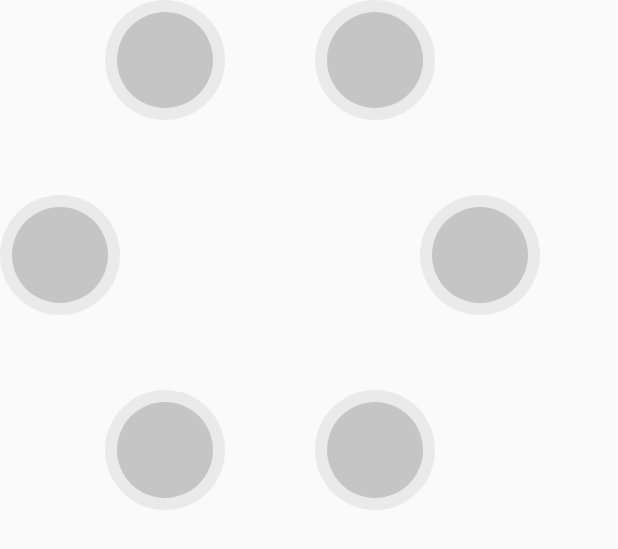
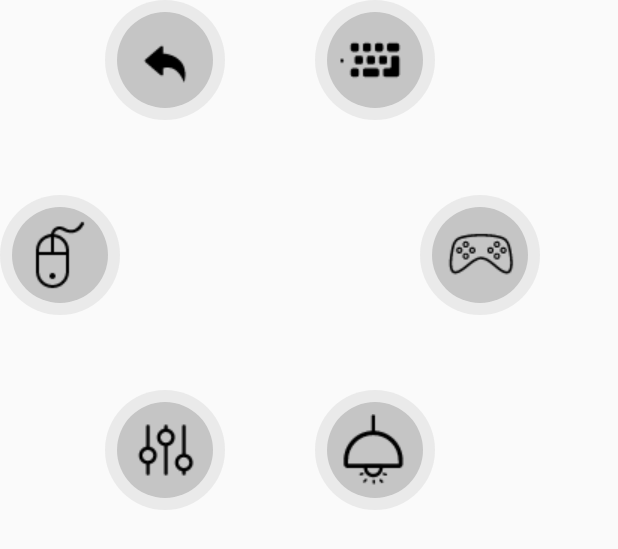
Before and after one commit to Yarten/ManimaniHong, an Android app: the layout six_circles.xml on its own in the app's theme, with its tools: preview values and no code run, on a phone screen of 412 x 824 dp. Shown: the top 549 px of the screen. Run offline under Robolectric (Android 15) with nearby library versions, the phone set to English and light mode, and no system bars.

Commit message:
登录注册+六个圆圈的图标

```diff
--- a/app/src/main/AndroidManifest.xml
+++ b/app/src/main/AndroidManifest.xml
@@ -1,6 +1,7 @@
 <?xml version="1.0" encoding="utf-8"?>
 <manifest xmlns:android="http://schemas.android.com/apk/res/android"
     package="com.yarten.manimanihong">
+
 
     <application
         android:allowBackup="true"
--- a/mainmenu/build.gradle
+++ b/mainmenu/build.gradle
@@ -44,4 +44,5 @@ dependencies {
     implementation project (':utils')
     implementation project (':editor')
     implementation project (':app')
+    implementation project (':database')
 }
--- a/settings.gradle
+++ b/settings.gradle
@@ -1 +1 @@
-include ':app', ':shapebutton', ':utils', ':mainmenu', ':device', ':editor', ':circlepicker', ':circlerefresh', ':doublecursorseekbar', ':airbubble', ':drawer', ':sgbutton', ':singleseekbar', ':database', ':jsonconverter', ':rangebar', ':ucp', ':widget', ':rocker'
+include ':app', ':shapebutton', ':utils', ':mainmenu', ':device', ':editor', ':circlepicker', ':circlerefresh', ':doublecursorseekbar', ':airbubble', ':drawer', ':sgbutton', ':singleseekbar', ':database', ':jsonconverter', ':rangebar', ':ucp', ':widget', ':rocker', ':rangebar'
--- a/shapebutton/src/main/res/layout/six_circles.xml
+++ b/shapebutton/src/main/res/layout/six_circles.xml
@@ -12,6 +12,7 @@
         android:layout_marginEnd="210dp"
         android:layout_marginStart="70dp"
         app:color="#aab3b3b3"
+        app:image="@drawable/return1"
         app:layout_constraintEnd_toEndOf="parent"
         app:layout_constraintStart_toStartOf="parent"
         app:layout_constraintTop_toTopOf="parent"
@@ -24,6 +25,7 @@
         android:layout_marginEnd="70dp"
         android:layout_marginStart="210dp"
         app:color="#aab3b3b3"
+        app:image="@drawable/keyboard"
         app:layout_constraintEnd_toEndOf="parent"
         app:layout_constraintStart_toStartOf="parent"
         app:layout_constraintTop_toTopOf="parent"
@@ -36,6 +38,7 @@
         android:layout_marginBottom="130dp"
         android:layout_marginTop="130dp"
         app:color="#aab3b3b3"
+        app:image="@drawable/mouse"
         app:layout_constraintBottom_toBottomOf="parent"
         app:layout_constraintStart_toStartOf="parent"
         app:layout_constraintTop_toTopOf="parent"
@@ -48,6 +51,7 @@
         android:layout_marginBottom="130dp"
         android:layout_marginTop="130dp"
         app:color="#aab3b3b3"
+        app:image="@drawable/game"
         app:layout_constraintBottom_toBottomOf="parent"
         app:layout_constraintEnd_toEndOf="parent"
         app:layout_constraintTop_toTopOf="parent"
@@ -60,6 +64,7 @@
         android:layout_marginEnd="210dp"
         android:layout_marginStart="70dp"
         app:color="#aab3b3b3"
+        app:image="@drawable/volume"
         app:layout_constraintBottom_toBottomOf="parent"
         app:layout_constraintEnd_toEndOf="parent"
         app:layout_constraintStart_toStartOf="parent"
@@ -72,6 +77,7 @@
         android:layout_marginEnd="70dp"
         android:layout_marginStart="210dp"
         app:color="#aab3b3b3"
+        app:image="@drawable/lamp"
         app:layout_constraintBottom_toBottomOf="parent"
         app:layout_constraintEnd_toEndOf="parent"
         app:layout_constraintStart_toStartOf="parent"
```
Also changed, not shown: mainmenu/src/main/java/com/yarten/mainmenu/LoginActivity.java (+64 -2 lines), shapebutton/src/main/res/drawable/game.png (added), shapebutton/src/main/res/drawable/keyboard.png (added), shapebutton/src/main/res/drawable/lamp.png (added), shapebutton/src/main/res/drawable/mouse.png (added), shapebutton/src/main/res/drawable/return1.png (added), shapebutton/src/main/res/drawable/volume.png (added).
